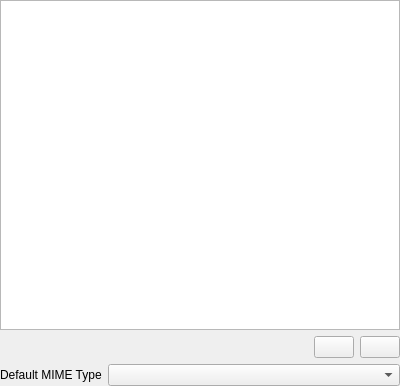
First picture: the form in ui/fileassociationswidget.ui, repository darrenedale/Anansi, before the edit.
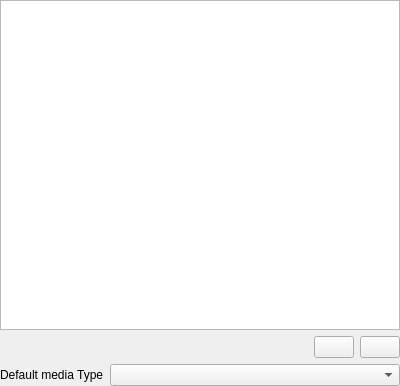
Second picture: the form after the edit. Icons and pictures are not drawn. Custom widgets are drawn as their Qt base class.

Commit message: Fixed issues with saving default config and recentconfigs file when the files were not pre-existing. Fixed missing icons in UI when no platform icon theme is available (e.g. Windows). Pared down built-in media type icons.

What changed in the file:
```diff
--- a/ui/fileassociationswidget.ui
+++ b/ui/fileassociationswidget.ui
@@ -86,7 +86,7 @@
      <item>
       <widget class="QLabel" name="defaultMediaTypeLabel">
        <property name="text">
-        <string>Default MIME Type</string>
+        <string>Default media Type</string>
        </property>
        <property name="buddy">
         <cstring>defaultMediaType</cstring>
```
Left out of the diff: 12 changed lines with no effect on the pictures. The commit also changes 303 other files.
